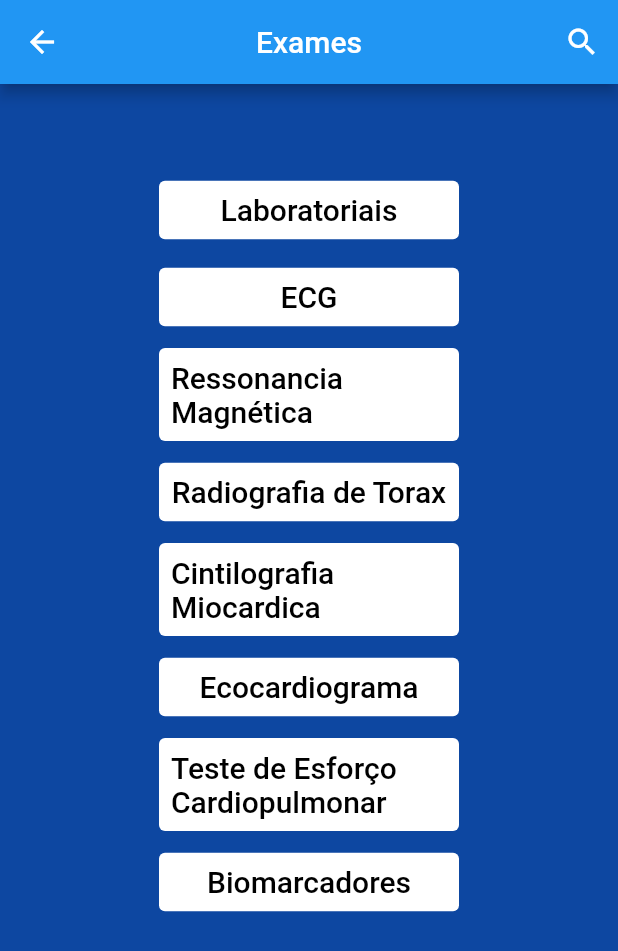
After one commit to gabrielamedeirosds/ic, a Flutter app: the TelaInicial screen opened directly, after a tap on "Exames", on a phone screen of 412 x 824 dp. The commit adds this screen. Shown: the top 951 px of the screen. Run offline on Flutter 3.47's test engine with Material 2 defaults, Android fonts, the phone set to English and light mode, and no system bars.

Commit message:
adicionando telas principais

```diff
--- a/lib/classificacao.dart
+++ b/lib/classificacao.dart
@@ -1,7 +1,7 @@
 import 'package:flutter/material.dart';
 
-class Classificao extends StatelessWidget {
-  const Classificao({Key? key}) : super(key: key);
+class Classificacao extends StatelessWidget {
+  const Classificacao({Key? key}) : super(key: key);
 
   @override
   Widget build(BuildContext context) {
@@ -9,7 +9,10 @@ class Classificao extends StatelessWidget {
       appBar: AppBar(
         backgroundColor: Colors.blue[900],
         title: const Text('Classificação'),
-        // actions: <Widget>[],
+        actions: [
+            IconButton(onPressed: () {}, icon: const Icon(Icons.search))
+          ],
+          centerTitle: true,
       ),
       body: SafeArea(
         child: LayoutBuilder(builder: (BuildContext, BoxConstraints) {
@@ -21,7 +24,7 @@ class Classificao extends StatelessWidget {
             child: Column(
               children: [
                 SizedBox(
-                  width: 200,
+                  width: 350,
                   child: ElevatedButton(
                     style: ButtonStyle(
                         backgroundColor:
@@ -38,7 +41,7 @@ class Classificao extends StatelessWidget {
                   ),
                 ),
                 SizedBox(
-                  width: 200,
+                  width: 350,
                   child: ElevatedButton(
                     style: ButtonStyle(
                         backgroundColor:
@@ -55,7 +58,7 @@ class Classificao extends StatelessWidget {
                   ),
                 ),
                 SizedBox(
-                  width: 200,
+                  width: 350,
                   child: ElevatedButton(
                     style: ButtonStyle(
                         backgroundColor:
@@ -72,7 +75,7 @@ class Classificao extends StatelessWidget {
                   ),
                 ),
                 SizedBox(
-                  width: 200,
+                  width: 350,
                   child: ElevatedButton(
                     style: ButtonStyle(
                         backgroundColor:
--- /dev/null
+++ b/lib/definicao.dart
@@ -0,0 +1,50 @@
+import 'package:flutter/material.dart';
+
+class Definicao extends StatelessWidget {
+  const Definicao({Key? key}) : super(key: key);
+
+  @override
+  Widget build(BuildContext context) {
+    return Scaffold(
+      appBar: AppBar(
+        title: const Text('Definição'),
+        actions: [
+          IconButton(
+            onPressed: () {},
+            icon: const Icon(Icons.search),
+          )
+        ],
+        centerTitle: true,
+      ),
+      body: SafeArea(
+        child: LayoutBuilder(
+            builder: (BuildContext context, BoxConstraints constraints) {
+          return Container(
+              width: MediaQuery.of(context).size.width,
+              padding: const EdgeInsets.only(top: 60.0),
+              alignment: Alignment.center,
+              decoration: BoxDecoration(
+                color: Colors.blue[900],
+              ),
+              child: Column(
+                children: [
+                  Container(
+                    width: 350,
+                    height: 300,
+                    padding: EdgeInsets.only(left: 20, right: 20, top: 40),
+                    // ignore: prefer_const_constructors
+                    decoration: BoxDecoration(
+                        color: Colors.white,
+                        borderRadius: BorderRadius.all(Radius.circular(10.0))),
+                    child: Text(
+                      'Síndrome clínica complexa, na qual o coração é incapaz de bombear o sangue de forma a atender às necessidades metabólicas tissulares, ou pode fazê-lo somente com elevadas pressões de enchimento (Diretriz Brasileira de Insuficiência Cardíaca Crônica e Aguda, 2018).',
+                      style: TextStyle(fontSize: 20),
+                    ),
+                  ),
+                ],
+              ));
+        }),
+      ),
+    );
+  }
+}
--- a/lib/diagnostico.dart
+++ b/lib/diagnostico.dart
@@ -19,7 +19,7 @@ class Diagnostico extends StatelessWidget {
             child: Column(
               children: [
                 SizedBox(
-                  width: 200,
+                  width: 350,
                   child: ElevatedButton(
                     style: ButtonStyle(
                         backgroundColor:
@@ -36,7 +36,7 @@ class Diagnostico extends StatelessWidget {
                   ),
                 ),
                 SizedBox(
-                  width: 200,
+                  width: 350,
                   child: ElevatedButton(
                     style: ButtonStyle(
                         backgroundColor:
@@ -53,7 +53,7 @@ class Diagnostico extends StatelessWidget {
                   ),
                 ),
                 SizedBox(
-                  width: 200,
+                  width: 350,
                   child: ElevatedButton(
                     style: ButtonStyle(
                         backgroundColor:
@@ -70,7 +70,7 @@ class Diagnostico extends StatelessWidget {
                   ),
                 ),
                 SizedBox(
-                  width: 200,
+                  width: 350,
                   child: ElevatedButton(
                     style: ButtonStyle(
                         backgroundColor:
@@ -87,7 +87,7 @@ class Diagnostico extends StatelessWidget {
                   ),
                 ),
                 SizedBox(
-                  width: 200,
+                  width: 350,
                   child: ElevatedButton(
                     style: ButtonStyle(
                         backgroundColor:
--- /dev/null
+++ b/lib/exames.dart
@@ -0,0 +1,159 @@
+import 'package:flutter/material.dart';
+import 'package:insuficiencia_cardiaca/TelaInicial.dart';
+
+class Exames extends StatelessWidget {
+  const Exames({Key? key}) : super(key: key);
+
+  @override
+  Widget build(BuildContext context) {
+    return Scaffold(
+        appBar: AppBar(
+          title: const Text('Exames'),
+          actions: [
+            IconButton(onPressed: () {}, icon: const Icon(Icons.search))
+          ],
+          centerTitle: true,
+        ),
+        body: SafeArea(
+          child: LayoutBuilder(
+              builder: (BuildContext context, BoxConstraints constraints) {
+            return Container(
+                width: MediaQuery.of(context).size.width,
+                padding: const EdgeInsets.only(top: 60.0),
+                alignment: Alignment.center,
+                decoration: BoxDecoration(
+                  color: Colors.blue[900],
+                ),
+                child: Column(children: [
+                  SizedBox(
+                      width: 200,
+                      child: TextButton(
+                        onPressed: () {},
+                        child: const Text(
+                          "Laboratoriais",
+                          style: TextStyle(
+                              fontSize: 20,
+                              color: Colors.black,
+                              decoration: TextDecoration.none),
+                        ),
+                        style: ButtonStyle(
+                            backgroundColor:
+                                MaterialStateProperty.all<Color>(Colors.white)),
+                      )),
+                  const SizedBox(height: 10),
+                  SizedBox(
+                      width: 200,
+                      child: TextButton(
+                        onPressed: () {},
+                        child: const Text(
+                          "ECG",
+                          style: TextStyle(
+                              fontSize: 20,
+                              color: Colors.black,
+                              decoration: TextDecoration.none),
+                        ),
+                        style: ButtonStyle(
+                            backgroundColor:
+                                MaterialStateProperty.all<Color>(Colors.white)),
+                      )),
+                  const SizedBox(height: 10),
+                  SizedBox(
+                      width: 200,
+                      child: TextButton(
+                        onPressed: () {},
+                        child: const Text(
+                          "Ressonancia Magnética",
+                          style: TextStyle(
+                              fontSize: 20,
+                              color: Colors.black,
+                              decoration: TextDecoration.none),
+                        ),
+                        style: ButtonStyle(
+                            backgroundColor:
+                                MaterialStateProperty.all<Color>(Colors.white)),
+                      )),
+                  const SizedBox(height: 10),
+                  SizedBox(
+                      width: 200,
+                      child: TextButton(
+                        onPressed: () {},
+                        child: const Text(
+                          "Radiografia de Torax",
+                          style: TextStyle(
+                              fontSize: 20,
+                              color: Colors.black,
+                              decoration: TextDecoration.none),
+                        ),
+                        style: ButtonStyle(
+                            backgroundColor:
+                                MaterialStateProperty.all<Color>(Colors.white)),
+                      )),
+                  const SizedBox(height: 10),
+                  SizedBox(
+                      width: 200,
+                      child: TextButton(
+                        onPressed: () {},
+                        child: const Text(
+                          "Cintilografia Miocardica",
+                          style: TextStyle(
+                              fontSize: 20,
+                              color: Colors.black,
+                              decoration: TextDecoration.none),
+                        ),
+                        style: ButtonStyle(
+                            backgroundColor:
+                                MaterialStateProperty.all<Color>(Colors.white)),
+                      )),
+                  const SizedBox(height: 10),
+                  SizedBox(
+                      width: 200,
+                      child: TextButton(
+                        onPressed: () {},
+                        child: const Text(
+                          "Ecocardiograma",
+                          style: TextStyle(
+                              fontSize: 20,
+                              color: Colors.black,
+                              decoration: TextDecoration.none),
+                        ),
+                        style: ButtonStyle(
+                            backgroundColor:
+                                MaterialStateProperty.all<Color>(Colors.white)),
+                      )),
+                  const SizedBox(height: 10),
+                  SizedBox(
+                      width: 200,
+                      child: TextButton(
+                        onPressed: () {},
+                        child: const Text(
+                          "Teste de Esforço Cardiopulmonar",
+                          style: TextStyle(
+                              fontSize: 20,
+                              color: Colors.black,
+                              decoration: TextDecoration.none),
+                        ),
+                        style: ButtonStyle(
+                            backgroundColor:
+                                MaterialStateProperty.all<Color>(Colors.white)),
+                      )),
+                  const SizedBox(height: 10),
+                  SizedBox(
+                      width: 200,
+                      child: TextButton(
+                        onPressed: () {},
+                        child: const Text(
+                          "Biomarcadores",
+                          style: TextStyle(
+                              fontSize: 20,
+                              color: Colors.black,
+                              decoration: TextDecoration.none),
+                        ),
+                        style: ButtonStyle(
+                            backgroundColor:
+                                MaterialStateProperty.all<Color>(Colors.white)),
+                      )),
+                ]));
+          }),
+        ));
+  }
+}
--- a/lib/main.dart
+++ b/lib/main.dart
@@ -25,6 +25,6 @@ class MyStatelessWidget extends StatelessWidget {
 
   @override
   Widget build(BuildContext context) {
-    return Tratamento();
+    return  Tratamento();
 }
 }
--- /dev/null
+++ b/lib/telaInicial.dart
@@ -0,0 +1,177 @@
+import 'package:flutter/material.dart';
+import 'package:insuficiencia_cardiaca/Definicao.dart';
+import 'package:insuficiencia_cardiaca/Exames.dart';
+
+class TelaInicial extends StatefulWidget {
+  const TelaInicial({Key? key}) : super(key: key);
+
+  @override
+  _TelaInicialState createState() => _TelaInicialState();
+}
+
+class _TelaInicialState extends State<TelaInicial> {
+  @override
+  Widget build(BuildContext context) {
+    return Scaffold(
+        appBar: AppBar(
+          title: const Text('IC'),
+          actions: [
+            IconButton(
+              onPressed: () {},
+              icon: const Icon(Icons.search),
+            )
+          ],
+          centerTitle: true,
+        ),
+        body: SafeArea(child: LayoutBuilder(
+            builder: (BuildContext context, BoxConstraints constraints) {
+          return Container(
+              width: MediaQuery.of(context).size.width,
+              color: Colors.blue[900],
+              padding: const EdgeInsets.only(top: 60.0),
+              alignment: Alignment.center,
+              child: Column(
+                children: [
+                  SizedBox(
+                      width: 200,
+                      child: TextButton(
+                        onPressed: () {
+                          Navigator.push(
+                            context,
+                            MaterialPageRoute(
+                                builder: (context) => Definicao()),
+                          );
+                        },
+                        child: const Text(
+                          "Definição",
+                          style: TextStyle(
+                              fontSize: 20,
+                              color: Colors.black,
+                              decoration: TextDecoration.none),
+                        ),
+                        style: ButtonStyle(
+                            backgroundColor:
+                                MaterialStateProperty.all<Color>(Colors.white)),
+                      )),
+                  const SizedBox(height: 10),
+                  SizedBox(
+                      width: 200,
+                      child: TextButton(
+                        onPressed: () {},
+                        child: const Text(
+                          "Diagnóstico",
+                          style: TextStyle(
+                              fontSize: 20,
+                              color: Colors.black,
+                              decoration: TextDecoration.none),
+                        ),
+                        style: ButtonStyle(
+                            backgroundColor:
+                                MaterialStateProperty.all<Color>(Colors.white)),
+                      )),
+                  const SizedBox(height: 10),
+                  SizedBox(
+                      width: 200,
+                      child: TextButton(
+                        onPressed: () {},
+                        child: const Text(
+                          "Classificação",
+                          style: TextStyle(
+                              fontSize: 20,
+                              color: Colors.black,
+                              decoration: TextDecoration.none),
+                        ),
+                        style: ButtonStyle(
+                            backgroundColor:
+                                MaterialStateProperty.all<Color>(Colors.white)),
+                      )),
+                  const SizedBox(height: 10),
+                  SizedBox(
+                      width: 200,
+                      child: TextButton(
+                        onPressed: () {},
+                        child: const Text(
+                          "Etiologia",
+                          style: TextStyle(
+                              fontSize: 20,
+                              color: Colors.black,
+                              decoration: TextDecoration.none),
+                        ),
+                        style: ButtonStyle(
+                            backgroundColor:
+                                MaterialStateProperty.all<Color>(Colors.white)),
+                      )),
+                  const SizedBox(height: 10),
+                  SizedBox(
+                      width: 200,
+                      child: TextButton(
+                        onPressed: () {
+                          Navigator.push(
+                            context,
+                            MaterialPageRoute(builder: (context) => Exames()),
+                          );
+                        },
+                        child: const Text(
+                          "Exames",
+                          style: TextStyle(
+                              fontSize: 20,
+                              color: Colors.black,
+                              decoration: TextDecoration.none),
+                        ),
+                        style: ButtonStyle(
+                            backgroundColor:
+                                MaterialStateProperty.all<Color>(Colors.white)),
+                      )),
+                  const SizedBox(height: 10),
+                  SizedBox(
+                      width: 200,
+                      child: TextButton(
+                        onPressed: () {},
+                        child: const Text(
+                          "Prognostico",
+                          style: TextStyle(
+                              fontSize: 20,
+                              color: Colors.black,
+                              decoration: TextDecoration.none),
+                        ),
+                        style: ButtonStyle(
+                            backgroundColor:
+                                MaterialStateProperty.all<Color>(Colors.white)),
+                      )),
+                  const SizedBox(height: 10),
+                  SizedBox(
+                      width: 200,
+                      child: TextButton(
+                        onPressed: () {},
+                        child: const Text(
+                          "Tratamento",
+                          style: TextStyle(
+                              fontSize: 20,
+                              color: Colors.black,
+                              decoration: TextDecoration.none),
+                        ),
+                        style: ButtonStyle(
+                            backgroundColor:
+                                MaterialStateProperty.all<Color>(Colors.white)),
+                      )),
+                  const SizedBox(height: 10),
+                  SizedBox(
+                      width: 200,
+                      child: TextButton(
+                        onPressed: () {},
+                        child: const Text(
+                          "Questões",
+                          style: TextStyle(
+                              fontSize: 20,
+                              color: Colors.black,
+                              decoration: TextDecoration.none),
+                        ),
+                        style: ButtonStyle(
+                            backgroundColor:
+                                MaterialStateProperty.all<Color>(Colors.white)),
+                      )),
+                ],
+              ));
+        })));
+  }
+}
--- a/lib/tratamento.dart
+++ b/lib/tratamento.dart
@@ -19,7 +19,7 @@ class Tratamento extends StatelessWidget {
             child: Column(
               children: [
                 SizedBox(
-                  width: 200,
+                  width: 350,
                   child: ElevatedButton(
                     style: ButtonStyle(
                         backgroundColor:
@@ -36,7 +36,7 @@ class Tratamento extends StatelessWidget {
                   ),
                 ),
                 SizedBox(
-                  width: 200,
+                  width: 350,
                   child: ElevatedButton(
                     style: ButtonStyle(
                         backgroundColor:
@@ -44,6 +44,7 @@ class Tratamento extends StatelessWidget {
                     onPressed: () {},
                     child: const Text(
                       "Terapia de Ressincronização Cardíaca",
+                      textAlign: TextAlign.center,
                       style: TextStyle(
                         fontSize: 20,
                         color: Colors.white,
@@ -53,7 +54,7 @@ class Tratamento extends StatelessWidget {
                   ),
                 ),
                 SizedBox(
-                  width: 200,
+                  width: 350,
                   child: ElevatedButton(
                     style: ButtonStyle(
                         backgroundColor:
@@ -70,7 +71,7 @@ class Tratamento extends StatelessWidget {
                   ),
                 ),
                 SizedBox(
-                  width: 200,
+                  width: 350,
                   child: ElevatedButton(
                     style: ButtonStyle(
                         backgroundColor:
@@ -87,7 +88,7 @@ class Tratamento extends StatelessWidget {
                   ),
                 ),
                 SizedBox(
-                  width: 200,
+                  width: 350,
                   child: ElevatedButton(
                     style: ButtonStyle(
                         backgroundColor:
```
